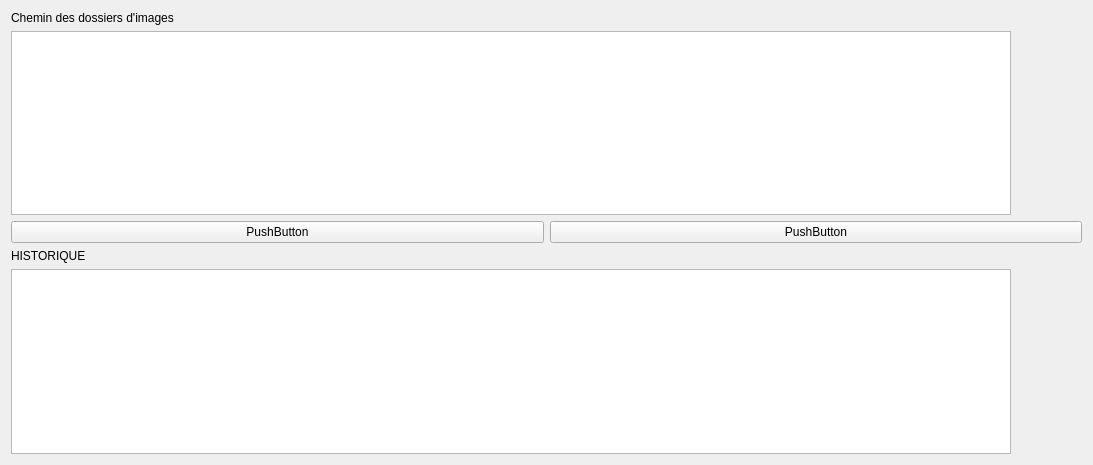
Qt form settingswindow.ui (TheoFRASSI/GaleriePhotoIHM) before a commit.
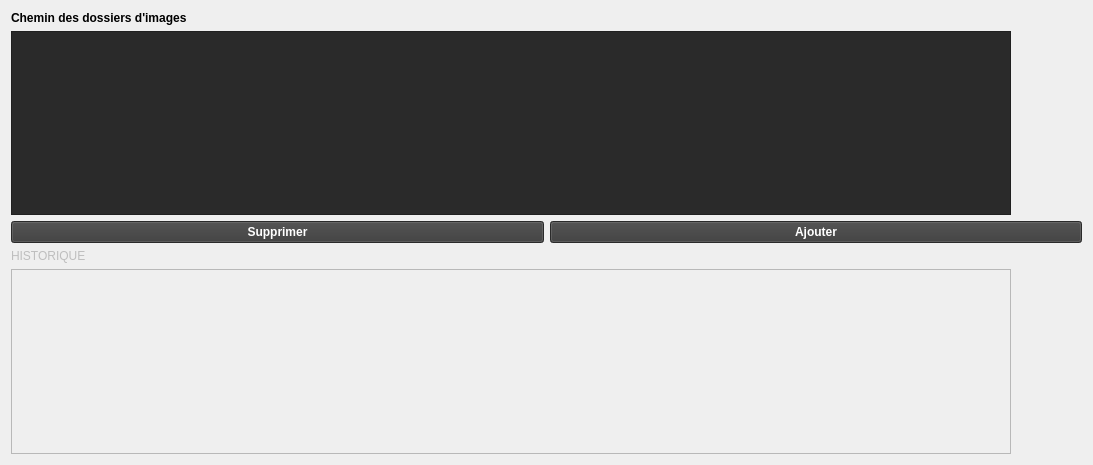
The same form after that commit.

Commit message: Fix bug setting ajouter chemins (fermer le dialog sans avoir choisi de dossier) + un peut de couleur + layout 'Historique' mis en disabled

Diff of the .ui file:
```diff
--- a/settingswindow.ui
+++ b/settingswindow.ui
@@ -18,6 +18,12 @@
     <layout class="QVBoxLayout" name="verticalLayout">
      <item>
       <widget class="QLabel" name="label">
+       <property name="font">
+        <font>
+         <weight>75</weight>
+         <bold>true</bold>
+        </font>
+       </property>
        <property name="text">
         <string>Chemin des dossiers d'images</string>
        </property>
@@ -31,21 +37,45 @@
          <height>700</height>
         </size>
        </property>
+       <property name="styleSheet">
+        <string notr="true">background-color: rgb(42, 42, 42);
+color: rgb(255, 255, 255);</string>
+       </property>
       </widget>
      </item>
      <item>
       <layout class="QHBoxLayout" name="horizontalLayout">
        <item>
         <widget class="QPushButton" name="supprPathPushButton">
+         <property name="font">
+          <font>
+           <weight>75</weight>
+           <bold>true</bold>
+          </font>
+         </property>
+         <property name="styleSheet">
+          <string notr="true">background-color: rgb(59, 59, 59);
+color: rgb(255, 255, 255);</string>
+         </property>
          <property name="text">
-          <string>PushButton</string>
+          <string>Supprimer</string>
          </property>
         </widget>
        </item>
        <item>
         <widget class="QPushButton" name="addPathPushButton">
+         <property name="font">
+          <font>
+           <weight>75</weight>
+           <bold>true</bold>
+          </font>
+         </property>
+         <property name="styleSheet">
+          <string notr="true">background-color: rgb(59, 59, 59);
+color: rgb(255, 255, 255);</string>
+         </property>
          <property name="text">
-          <string>PushButton</string>
+          <string>Ajouter</string>
          </property>
         </widget>
        </item>
@@ -56,6 +86,9 @@
      </item>
      <item>
       <widget class="QLabel" name="label_2">
+       <property name="enabled">
+        <bool>false</bool>
+       </property>
        <property name="text">
         <string>HISTORIQUE</string>
        </property>
@@ -63,6 +96,9 @@
      </item>
      <item>
       <widget class="QPlainTextEdit" name="plainTextEdit">
+       <property name="enabled">
+        <bool>false</bool>
+       </property>
        <property name="maximumSize">
         <size>
          <width>1000</width>
```
The commit also changes 3 other files.
